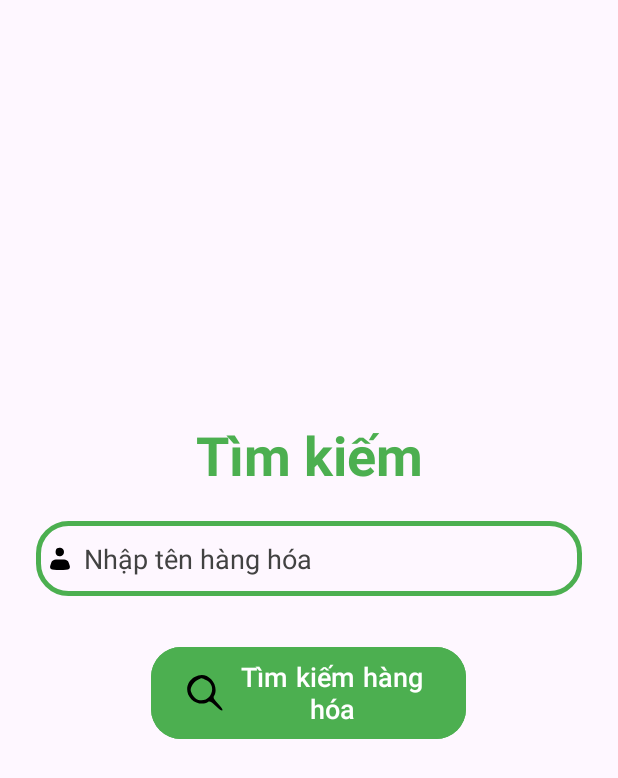
After one commit to NoiseHY/BTL-Mobie, an Android app: the timkiemsanpham screen opened directly, with no data from a screen before it, on a phone screen of 412 x 824 dp. The commit adds this screen. Shown: the top 778 px of the screen. Run offline under Robolectric (Android 15) with nearby library versions, the phone set to English and light mode, and no system bars.

Commit message:
Thêm chức năng tìm kiếm hàng hóa

```diff
--- a/BaiTapLon_BHX/app/src/main/AndroidManifest.xml
+++ b/BaiTapLon_BHX/app/src/main/AndroidManifest.xml
@@ -12,6 +12,9 @@
         android:supportsRtl="true"
         android:theme="@style/Theme.BaiTapLon_BHX"
         tools:targetApi="31">
+        <activity
+            android:name=".activity.timkiemsanpham"
+            android:exported="false" />
         <activity
             android:name=".activity.HTActivity"
             android:exported="false" />
--- /dev/null
+++ b/BaiTapLon_BHX/app/src/main/java/com/example/baitaplon_bhx/activity/timkiemsanpham.java
@@ -0,0 +1,90 @@
+package com.example.baitaplon_bhx.activity;
+
+import androidx.appcompat.app.AppCompatActivity;
+
+import android.database.Cursor;
+import android.database.sqlite.SQLiteDatabase;
+import android.os.Bundle;
+import android.util.Log;
+import android.view.View;
+import android.widget.ArrayAdapter;
+import android.widget.Button;
+import android.widget.EditText;
+import android.widget.ListView;
+import android.widget.Toast;
+
+import com.example.baitaplon_bhx.R;
+
+import java.util.ArrayList;
+
+public class timkiemsanpham extends AppCompatActivity {
+    private EditText edttensp;
+    private Button bttksp;
+    private ListView lv;
+    private ArrayList<String> myList;
+    private ArrayAdapter<String> myAdapter;
+    private SQLiteDatabase myDatabase;
+    @Override
+    protected void onCreate(Bundle savedInstanceState) {
+        super.onCreate(savedInstanceState);
+        setContentView(R.layout.activity_timkiemsanpham);
+
+        edttensp = findViewById(R.id.tensp);
+        bttksp = findViewById(R.id.bttksp);
+
+        lv = findViewById(R.id.lvtksp);
+        myList = new ArrayList<>();
+        myAdapter = new ArrayAdapter<>(this, android.R.layout.simple_list_item_1, myList);
+        lv.setAdapter(myAdapter);
+        myDatabase = openOrCreateDatabase("BTL_BHX", MODE_PRIVATE, null);
+
+
+        Bundle bundle = getIntent().getExtras();
+        if (bundle != null) {
+            String data = bundle.getString("tensp");
+            if (data != null) {
+                edttensp.setText(data);
+            } else {
+                Toast.makeText(this, "Dữ liệu trống hoặc không tồn tại", Toast.LENGTH_SHORT).show();
+            }
+        } else {
+            Toast.makeText(this, "Không có dữ liệu được chuyển đến", Toast.LENGTH_SHORT).show();
+        }
+
+        bttksp.setOnClickListener(new View.OnClickListener() {
+            @Override
+            public void onClick(View v) {
+                String tuKhoaTimKiem = edttensp.getText().toString();
+
+                // Tìm kiếm sản phẩm dựa trên từ khóa nhập vào và lấy toàn bộ thông tin từ hàng hóa
+                Cursor cursor = myDatabase.rawQuery("SELECT * FROM hanghoa WHERE tenhanghoa LIKE '%" + tuKhoaTimKiem + "%'", null);
+
+                // Xử lý kết quả tìm kiếm
+                if (cursor != null) {
+                    if (cursor.moveToFirst()) {
+                        myList.clear(); // Xóa dữ liệu cũ trong ArrayList
+                        do {
+                            // Lấy thông tin từ cursor và xử lý
+                            String maHangHoa = cursor.getString(cursor.getColumnIndexOrThrow("mahanghoa"));
+                            String tenHangHoa = cursor.getString(cursor.getColumnIndexOrThrow("tenhanghoa"));
+                            String moTa = cursor.getString(cursor.getColumnIndexOrThrow("mota"));
+                            int soLuong = cursor.getInt(cursor.getColumnIndexOrThrow("soluong"));
+                            float donGia = cursor.getFloat(cursor.getColumnIndexOrThrow("dongia"));
+
+                            // Tạo chuỗi thông tin sản phẩm từ dữ liệu lấy được và thêm vào danh sách
+                            String thongTinSanPham = "Mã: " + maHangHoa + "\nTên: " + tenHangHoa + "\nMô tả: " + moTa + "\nSố lượng: " + soLuong + "\nĐơn giá: " + donGia;
+                            myList.add(thongTinSanPham); // Thêm thông tin sản phẩm vào ArrayList
+                        } while (cursor.moveToNext());
+
+                        cursor.close();
+
+                        // Thông báo cho ArrayAdapter rằng dữ liệu đã thay đổi
+                        myAdapter.notifyDataSetChanged();
+                    }
+                }
+            }
+        });
+
+
+    }
+}
--- /dev/null
+++ b/BaiTapLon_BHX/app/src/main/res/layout/activity_timkiemsanpham.xml
@@ -0,0 +1,81 @@
+<?xml version="1.0" encoding="utf-8"?>
+<LinearLayout xmlns:android="http://schemas.android.com/apk/res/android"
+    xmlns:app="http://schemas.android.com/apk/res-auto"
+    xmlns:tools="http://schemas.android.com/tools"
+    xmlns:card_view= "http://schemas.android.com/apk/res-auto"
+    android:layout_width="match_parent"
+    android:layout_height="match_parent"
+    android:orientation="vertical"
+    android:gravity="center"
+    tools:context=".activity.MainActivity">
+
+    <LinearLayout
+        android:layout_width="match_parent"
+        android:layout_height="wrap_content"
+        android:orientation="vertical"
+        android:layout_gravity="center_horizontal"
+        android:padding="24dp">
+
+        <TextView
+            android:layout_width="match_parent"
+            android:layout_height="wrap_content"
+            android:text="Tìm kiếm"
+            android:id="@+id/loginText"
+            android:textSize="36sp"
+            android:textAlignment="center"
+            android:textStyle="bold"
+            android:textColor="@color/green"/>
+
+        <EditText
+            android:layout_width="match_parent"
+            android:layout_height="50dp"
+            android:id="@+id/tensp"
+            android:background="@drawable/custom_edittext"
+            android:drawableLeft="@drawable/user"
+            android:drawablePadding="8dp"
+            android:padding="8dp"
+            android:hint="Nhập tên hàng hóa"
+            android:textColor="@color/black"
+            android:textColorHint="@color/cardview_dark_background"
+            android:layout_marginTop="20dp"/>
+
+
+
+        <GridLayout
+            android:layout_width="match_parent"
+            android:layout_height="wrap_content"
+            android:columnCount="2"
+            android:rowCount="2"
+            android:layout_gravity="center">
+
+            <Button
+                android:id="@+id/bttksp"
+                android:layout_width="210dp"
+                android:layout_height="69dp"
+                android:layout_row="0"
+                android:layout_column="1"
+                android:layout_gravity="center_horizontal"
+                android:layout_marginTop="30dp"
+                android:backgroundTint="@color/green"
+                android:drawableLeft="@drawable/search"
+                android:text="Tìm kiếm hàng hóa"
+                android:textSize="18sp"
+                app:cornerRadius="20dp" />
+
+
+        </GridLayout>
+
+    </LinearLayout>
+
+    <LinearLayout
+        android:layout_width="match_parent"
+        android:layout_height="wrap_content"
+        android:orientation="vertical"
+        android:layout_gravity="center_horizontal"
+        android:padding="24dp">
+        <ListView
+            android:layout_width="match_parent"
+            android:layout_height="wrap_content"
+            android:id="@+id/lvtksp"/>
+    </LinearLayout>
+</LinearLayout>
```
Also changed, not shown: BaiTapLon_BHX/app/src/main/java/com/example/baitaplon_bhx/fragment/CaidatFragment.java (+13 -1 lines), BaiTapLon_BHX/app/src/main/java/com/example/baitaplon_bhx/fragment/TrangchuFragment.java (+26 -3 lines), BaiTapLon_BHX/app/src/main/res/layout/fragment_caidat.xml (+12 -0 lines), BaiTapLon_BHX/app/src/main/res/layout/fragment_trangchu.xml (+25 -11 lines).
